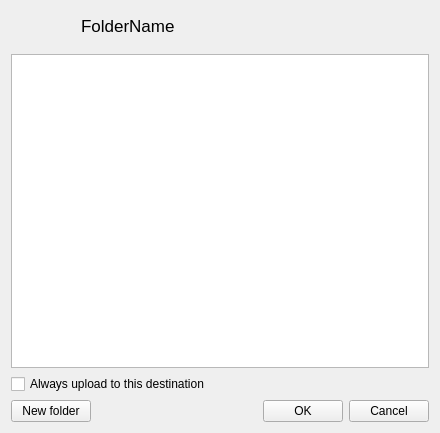
Before: the Qt Designer form src/MEGASync/gui/node_selector/gui/win/NodeSelectorTreeViewWidget.ui in meganz/MEGAsync, drawn with Qt 5.
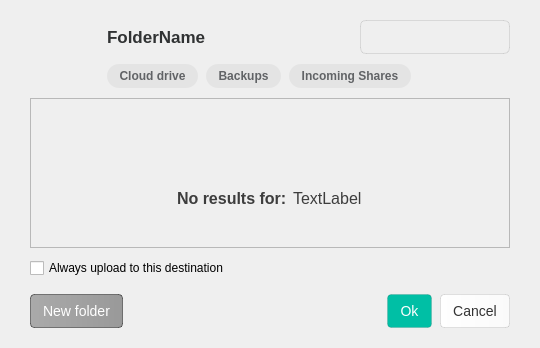
After: the same form once the commit is applied. The open tabs and pages were chosen to show the change. Icons and pictures are not drawn. Custom widgets are drawn as their Qt base class.

Commit message: SNC-2928 and SNC-3195. Add search feature to File picker dialog

```diff
--- a/src/MEGASync/gui/node_selector/gui/win/NodeSelectorTreeViewWidget.ui
+++ b/src/MEGASync/gui/node_selector/gui/win/NodeSelectorTreeViewWidget.ui
@@ -6,58 +6,75 @@
    <rect>
     <x>0</x>
     <y>0</y>
-    <width>440</width>
-    <height>433</height>
+    <width>540</width>
+    <height>348</height>
    </rect>
   </property>
   <property name="windowTitle">
    <string notr="true"/>
   </property>
-  <layout class="QVBoxLayout" name="verticalLayout">
+  <property name="styleSheet">
+   <string notr="true">QToolButton
+{
+border:none;
+}</string>
+  </property>
+  <layout class="QVBoxLayout" name="NodeSelectorWidgetLayout">
+   <property name="spacing">
+    <number>10</number>
+   </property>
+   <property name="leftMargin">
+    <number>30</number>
+   </property>
+   <property name="topMargin">
+    <number>20</number>
+   </property>
+   <property name="rightMargin">
+    <number>30</number>
+   </property>
+   <property name="bottomMargin">
+    <number>20</number>
+   </property>
    <item>
-    <layout class="QHBoxLayout" name="horizontalLayout_3">
-     <property name="spacing">
-      <number>0</number>
-     </property>
+    <layout class="QGridLayout" name="gridLayout">
      <property name="topMargin">
-      <number>5</number>
+      <number>0</number>
      </property>
      <property name="bottomMargin">
-      <number>12</number>
+      <number>0</number>
      </property>
-     <item alignment="Qt::AlignVCenter">
-      <widget class="QPushButton" name="bBack">
-       <property name="maximumSize">
+     <property name="horizontalSpacing">
+      <number>2</number>
+     </property>
+     <property name="verticalSpacing">
+      <number>10</number>
+     </property>
+     <item row="0" column="10">
+      <widget class="SearchLineEdit" name="leSearch">
+       <property name="minimumSize">
         <size>
-         <width>30</width>
-         <height>16777215</height>
+         <width>150</width>
+         <height>34</height>
         </size>
        </property>
        <property name="styleSheet">
-        <string notr="true">QPushButton {
-    border: none;
-    background-color: transparent;
-    padding: 0px;
-}
-</string>
+        <string notr="true">QFrame{
+border-radius:6px;
+border-width:1px 1px 1px 1px;
+border-style:solid;
+border-color:rgba(0,0,0,0.1);
+min-height:32px;
+}</string>
        </property>
-       <property name="text">
-        <string/>
+       <property name="frameShape">
+        <enum>QFrame::StyledPanel</enum>
        </property>
-       <property name="icon">
-        <iconset resource="../../../Resources_win.qrc">
-         <normaloff>:/images/node_selector/arrow-left-ico.png</normaloff>
-         <disabledoff>:/images/node_selector/arrow-left-disabled-ico.png</disabledoff>:/images/node_selector/arrow-left-ico.png</iconset>
-       </property>
-       <property name="iconSize">
-        <size>
-         <width>16</width>
-         <height>16</height>
-        </size>
+       <property name="frameShadow">
+        <enum>QFrame::Plain</enum>
        </property>
       </widget>
      </item>
-     <item alignment="Qt::AlignVCenter">
+     <item row="0" column="1">
       <widget class="QPushButton" name="bForward">
        <property name="maximumSize">
         <size>
@@ -82,13 +99,13 @@
        </property>
        <property name="iconSize">
         <size>
-         <width>16</width>
-         <height>16</height>
+         <width>24</width>
+         <height>24</height>
         </size>
        </property>
       </widget>
      </item>
-     <item>
+     <item row="0" column="2">
       <spacer name="horizontalSpacer_5">
        <property name="orientation">
         <enum>Qt::Horizontal</enum>
@@ -98,18 +115,139 @@
        </property>
        <property name="sizeHint" stdset="0">
         <size>
-         <width>10</width>
+         <width>13</width>
          <height>20</height>
         </size>
        </property>
       </spacer>
      </item>
-     <item alignment="Qt::AlignHCenter|Qt::AlignVCenter">
+     <item row="0" column="4">
+      <widget class="QLabel" name="searchingText">
+       <property name="styleSheet">
+        <string notr="true">*{
+font-size:17px;
+color:#3D3D3D;
+}</string>
+       </property>
+       <property name="text">
+        <string notr="true"/>
+       </property>
+      </widget>
+     </item>
+     <item row="0" column="5">
+      <spacer name="syncSpacer">
+       <property name="orientation">
+        <enum>Qt::Horizontal</enum>
+       </property>
+       <property name="sizeType">
+        <enum>QSizePolicy::Fixed</enum>
+       </property>
+       <property name="sizeHint" stdset="0">
+        <size>
+         <width>13</width>
+         <height>20</height>
+        </size>
+       </property>
+      </spacer>
+     </item>
+     <item row="0" column="6">
+      <widget class="QLabel" name="lIcon">
+       <property name="minimumSize">
+        <size>
+         <width>0</width>
+         <height>0</height>
+        </size>
+       </property>
+       <property name="maximumSize">
+        <size>
+         <width>16777215</width>
+         <height>16777215</height>
+        </size>
+       </property>
+       <property name="text">
+        <string notr="true"/>
+       </property>
+       <property name="alignment">
+        <set>Qt::AlignCenter</set>
+       </property>
+       <property name="margin">
+        <number>0</number>
+       </property>
+       <property name="indent">
+        <number>-1</number>
+       </property>
+      </widget>
+     </item>
+     <item row="0" column="0">
+      <widget class="QPushButton" name="bBack">
+       <property name="maximumSize">
+        <size>
+         <width>30</width>
+         <height>16777215</height>
+        </size>
+       </property>
+       <property name="cursor">
+        <cursorShape>PointingHandCursor</cursorShape>
+       </property>
+       <property name="styleSheet">
+        <string notr="true">QPushButton {
+    border: none;
+    background-color: transparent;
+    padding: 0px;
+}
+</string>
+       </property>
+       <property name="text">
+        <string/>
+       </property>
+       <property name="icon">
+        <iconset resource="../../../Resources_win.qrc">
+         <normaloff>:/images/node_selector/chevron-left-active.png</normaloff>
+         <disabledoff>:/images/node_selector/chevron-left.png</disabledoff>:/images/node_selector/chevron-left-active.png</iconset>
+       </property>
+       <property name="iconSize">
+        <size>
+         <width>24</width>
+         <height>24</height>
+        </size>
+       </property>
+      </widget>
+     </item>
+     <item row="0" column="9">
+      <spacer name="horizontalSpacer_4">
+       <property name="orientation">
+        <enum>Qt::Horizontal</enum>
+       </property>
+       <property name="sizeHint" stdset="0">
+        <size>
+         <width>40</width>
+         <height>20</height>
+        </size>
+       </property>
+      </spacer>
+     </item>
+     <item row="0" column="7">
+      <spacer name="avatarSpacer">
+       <property name="orientation">
+        <enum>Qt::Horizontal</enum>
+       </property>
+       <property name="sizeType">
+        <enum>QSizePolicy::Fixed</enum>
+       </property>
+       <property name="sizeHint" stdset="0">
+        <size>
+         <width>13</width>
+         <height>20</height>
+        </size>
+       </property>
+      </spacer>
+     </item>
+     <item row="0" column="3">
       <widget class="QLabel" name="lFolderName">
        <property name="font">
         <font>
          <pointsize>-1</pointsize>
-         <bold>false</bold>
+         <bold>true</bold>
          <strikeout>false</strikeout>
          <kerning>false</kerning>
         </font>
@@ -117,6 +255,8 @@
        <property name="styleSheet">
         <string notr="true">QLabel{
 font-size:17px;
+font-weight: bold;
+color:#303233;
 }</string>
        </property>
        <property name="text">
@@ -124,67 +264,7 @@
        </property>
       </widget>
      </item>
-     <item>
-      <spacer name="syncSpacer">
-       <property name="orientation">
-        <enum>Qt::Horizontal</enum>
-       </property>
-       <property name="sizeType">
-        <enum>QSizePolicy::Fixed</enum>
-       </property>
-       <property name="sizeHint" stdset="0">
-        <size>
-         <width>10</width>
-         <height>20</height>
-        </size>
-       </property>
-      </spacer>
-     </item>
-     <item>
-      <widget class="QLabel" name="lIcon">
-       <property name="minimumSize">
-        <size>
-         <width>0</width>
-         <height>0</height>
-        </size>
-       </property>
-       <property name="maximumSize">
-        <size>
-         <width>16777215</width>
-         <height>16777215</height>
-        </size>
-       </property>
-       <property name="text">
-        <string/>
-       </property>
-       <property name="alignment">
-        <set>Qt::AlignCenter</set>
-       </property>
-       <property name="margin">
-        <number>0</number>
-       </property>
-       <property name="indent">
-        <number>-1</number>
-       </property>
-      </widget>
-     </item>
-     <item>
-      <spacer name="avatarSpacer">
-       <property name="orientation">
-        <enum>Qt::Horizontal</enum>
-       </property>
-       <property name="sizeType">
-        <enum>QSizePolicy::Fixed</enum>
-       </property>
-       <property name="sizeHint" stdset="0">
-        <size>
-         <width>10</width>
-         <height>20</height>
-        </size>
-       </property>
-      </spacer>
-     </item>
-     <item>
+     <item row="0" column="8">
       <widget class="QLabel" name="lOwnerIcon">
        <property name="minimumSize">
         <size>
@@ -206,15 +286,215 @@
        </property>
       </widget>
      </item>
-     <item>
-      <spacer name="horizontalSpacer_4">
+     <item row="1" column="3" colspan="8" alignment="Qt::AlignLeft">
+      <widget class="QWidget" name="searchButtonsWidget" native="true">
+       <property name="minimumSize">
+        <size>
+         <width>0</width>
+         <height>0</height>
+        </size>
+       </property>
+       <property name="maximumSize">
+        <size>
+         <width>16777215</width>
+         <height>24</height>
+        </size>
+       </property>
+       <property name="styleSheet">
+        <string notr="true">QToolButton
+{
+  border-radius: 12px;
+  font-weight: 600;
+  height:24px;
+  padding-left:8px;
+  padding-right:8px;
+  background-color: rgba(0, 0, 0, 0.05);
+  color:#616366;
+}
+
+QToolButton:checked
+{
+  background-color: #04101E;
+  color:#FAFAFB;
+}
+
+QToolButton:hover
+{
+  background-color: rgba(0, 0, 0, 0.1);
+  color:#616366;
+}
+
+
+QToolButton:pressed
+{
+  background-color: rgba(0, 0, 0, 0.2);
+  color:#616366;
+}
+</string>
+       </property>
+       <layout class="QHBoxLayout" name="horizontalLayout_2">
+        <property name="spacing">
+         <number>8</number>
+        </property>
+        <property name="leftMargin">
+         <number>0</number>
+        </property>
+        <property name="topMargin">
+         <number>0</number>
+        </property>
+        <property name="bottomMargin">
+         <number>0</number>
+        </property>
+        <item>
+         <widget class="QToolButton" name="cloudDriveSearch">
+          <property name="cursor">
+           <cursorShape>PointingHandCursor</cursorShape>
+          </property>
+          <property name="tabletTracking">
+           <bool>false</bool>
+          </property>
+          <property name="autoFillBackground">
+           <bool>false</bool>
+          </property>
+          <property name="styleSheet">
+           <string notr="true"/>
+          </property>
+          <property name="text">
+           <string>Cloud drive</string>
+          </property>
+          <property name="icon">
+           <iconset resource="../../../Resources_win.qrc">
+            <normaloff>:/images/node_selector/search_filter/small_cloud_default.png</normaloff>:/images/node_selector/search_filter/small_cloud_default.png</iconset>
+          </property>
+          <property name="iconSize">
+           <size>
+            <width>16</width>
+            <height>16</height>
+           </size>
+          </property>
+          <property name="checkable">
+           <bool>true</bool>
+          </property>
+          <property name="autoExclusive">
+           <bool>false</bool>
+          </property>
+          <property name="toolButtonStyle">
+           <enum>Qt::ToolButtonTextBesideIcon</enum>
+          </property>
+          <property name="default_icon" stdset="0">
+           <string notr="true">qrc:/images/node_selector/search_filter/small_cloud_default.png</string>
+          </property>
+          <property name="not_change_text_color" stdset="0">
+           <bool>true</bool>
+          </property>
+          <property name="icon_spacing" stdset="0">
+           <UInt>6</UInt>
+          </property>
+          <property name="hover_selected" stdset="0">
+           <bool>true</bool>
+          </property>
+          <attribute name="buttonGroup">
+           <string notr="true">searchFilterButtonGroup</string>
+          </attribute>
+         </widget>
+        </item>
+        <item>
+         <widget class="QToolButton" name="backupsSearch">
+          <property name="cursor">
+           <cursorShape>PointingHandCursor</cursorShape>
+          </property>
+          <property name="text">
+           <string>Backups</string>
+          </property>
+          <property name="icon">
+           <iconset resource="../../../Resources_win.qrc">
+            <normaloff>:/images/node_selector/search_filter/small_database_default.png</normaloff>:/images/node_selector/search_filter/small_database_default.png</iconset>
+          </property>
+          <property name="iconSize">
+           <size>
+            <width>16</width>
+            <height>16</height>
+           </size>
+          </property>
+          <property name="checkable">
+           <bool>true</bool>
+          </property>
+          <property name="toolButtonStyle">
+           <enum>Qt::ToolButtonTextBesideIcon</enum>
+          </property>
+          <property name="default_icon" stdset="0">
+           <string notr="true">qrc:/images/node_selector/search_filter/small_database_default.png</string>
+          </property>
+          <property name="not_change_text_color" stdset="0">
+           <bool>true</bool>
+          </property>
+          <property name="icon_spacing" stdset="0">
+           <UInt>6</UInt>
+          </property>
+          <property name="hover_selected" stdset="0">
+           <bool>true</bool>
+          </property>
+          <attribute name="buttonGroup">
+           <string notr="true">searchFilterButtonGroup</string>
+          </attribute>
+         </widget>
+        </item>
+        <item>
+         <widget class="QToolButton" name="incomingSharesSearch">
+          <property name="cursor">
+           <cursorShape>PointingHandCursor</cursorShape>
+          </property>
+          <property name="text">
+           <string>Incoming Shares</string>
+          </property>
+          <property name="icon">
+           <iconset resource="../../../Resources_win.qrc">
+            <normaloff>:/images/node_selector/search_filter/small_folder_default.png</normaloff>:/images/node_selector/search_filter/small_folder_default.png</iconset>
+          </property>
+          <property name="iconSize">
+           <size>
+            <width>16</width>
+            <height>16</height>
+           </size>
+          </property>
+          <property name="checkable">
+           <bool>true</bool>
+          </property>
+          <property name="toolButtonStyle">
+           <enum>Qt::ToolButtonTextBesideIcon</enum>
+          </property>
+          <property name="default_icon" stdset="0">
+           <string notr="true">qrc:/images/node_selector/search_filter/small_folder_default.png</string>
+          </property>
+          <property name="not_change_text_color" stdset="0">
+           <bool>true</bool>
+          </property>
+          <property name="icon_spacing" stdset="0">
+           <UInt>6</UInt>
+          </property>
+          <property name="hover_selected" stdset="0">
+           <bool>true</bool>
+          </property>
+          <attribute name="buttonGroup">
+           <string notr="true">searchFilterButtonGroup</string>
+          </attribute>
+         </widget>
+        </item>
+       </layout>
+      </widget>
+     </item>
+     <item row="1" column="1">
+      <spacer name="verticalSpacer_3">
        <property name="orientation">
-        <enum>Qt::Horizontal</enum>
+        <enum>Qt::Vertical</enum>
+       </property>
+       <property name="sizeType">
+        <enum>QSizePolicy::Fixed</enum>
        </property>
        <property name="sizeHint" stdset="0">
         <size>
-         <width>40</width>
-         <height>20</height>
+         <width>0</width>
+         <height>10</height>
         </size>
        </property>
       </spacer>
@@ -222,22 +502,50 @@
     </layout>
    </item>
    <item>
-    <widget class="NodeSelectorTreeView" name="tMegaFolders">
-     <property name="font">
-      <font>
-       <pointsize>-1</pointsize>
-      </font>
+    <widget class="QStackedWidget" name="stackedWidget">
+     <property name="currentIndex">
+      <number>0</number>
      </property>
-     <property name="focusPolicy">
-      <enum>Qt::StrongFocus</enum>
-     </property>
-     <property name="styleSheet">
-      <string notr="true">QTreeView {
+     <widget class="QWidget" name="treeViewPage">
+      <layout class="QVBoxLayout" name="verticalLayout_2">
+       <property name="leftMargin">
+        <number>0</number>
+       </property>
+       <property name="topMargin">
+        <number>0</number>
+       </property>
+       <property name="rightMargin">
+        <number>0</number>
+       </property>
+       <property name="bottomMargin">
+        <number>0</number>
+       </property>
+       <item>
+        <widget class="NodeSelectorTreeView" name="tMegaFolders">
+         <property name="font">
+          <font>
+           <family>SF Pro Display</family>
+           <pointsize>-1</pointsize>
+           <bold>false</bold>
+          </font>
+         </property>
+         <property name="focusPolicy">
+          <enum>Qt::StrongFocus</enum>
+         </property>
+         <property name="styleSheet">
+          <string notr="true">QTreeView {
     show-decoration-selected: 1;
 	selection-background-color: #3393df;
-	 font-size: 12px;
+	 font-size: 14px;
+	font-weight:400;
  	qproperty-indentation: 18; 
 	outline:0;
+    font-family:SF Pro Display;
+}
+
+QTreeView::item:disabled
+{
+	background-color:transparent;
 }
 
 QTreeView::item:disabled
@@ -263,6 +571,10 @@
     background-color: #3393df;
 }
 
+QTreeView::branch {
+padding-top:2px;
+}
+
 QTreeView::branch:selected:closed:has-children:adjoins-item {
     border-image: none;
 	image:url(://images/node_selector/Icon-Small-Arrow-Left-hover.png) ;
@@ -287,8 +599,10 @@
 {
 background: #FFFFFF;
 font-size: 12px;
-color:#576879;
+font-weight:400;
+color:#303233;
 padding-top: 2px;
+font-family:SF Pro Display;
 }
 
 QHeaderView::section {
@@ -297,13 +611,13 @@
 border-top:0 px;
 border-bottom:0px;					 					 				 					 	
 border-right:0px;
-padding-left:3px;
+padding-left:8px;
+padding-top:3px;
 }
 
 
 QHeaderView::section::first
 {
-padding-left: 0px;
 border-left:0px;		
 }
 
@@ -323,73 +637,252 @@
 padding-right:10px;
 } 
 
+QScrollBar:vertical
+{
+    background: #f6f6f6;
+    width: 15px;
+    border-left: 1px solid #E4E4E4;
+}
+
+QScrollBar::sub-line:vertical, QScrollBar::add-line:vertical
+{
+    border: none;
+    background: none;
+    width:0px;
+    height:0px;
+}
+
+QScrollBar::handle:vertical
+{
+    background: #c0c0c0;
+    min-height: 20px;
+    border-radius: 4px;
+    margin: 3px 4px 3px 2px;
+}
+
 
 
 
 </string>
-     </property>
-     <property name="frameShape">
-      <enum>QFrame::StyledPanel</enum>
-     </property>
-     <property name="frameShadow">
-      <enum>QFrame::Plain</enum>
-     </property>
-     <property name="alternatingRowColors">
-      <bool>false</bool>
-     </property>
-     <property name="selectionMode">
-      <enum>QAbstractItemView::SingleSelection</enum>
-     </property>
-     <property name="iconSize">
-      <size>
-       <width>22</width>
-       <height>22</height>
-      </size>
-     </property>
-     <property name="autoExpandDelay">
-      <number>-1</number>
-     </property>
-     <property name="indentation">
-      <number>18</number>
-     </property>
-     <property name="animated">
-      <bool>true</bool>
-     </property>
-     <property name="allColumnsShowFocus">
-      <bool>false</bool>
-     </property>
-     <property name="expandsOnDoubleClick">
-      <bool>false</bool>
-     </property>
-     <attribute name="headerMinimumSectionSize">
-      <number>35</number>
-     </attribute>
-     <attribute name="headerDefaultSectionSize">
-      <number>35</number>
-     </attribute>
+         </property>
+         <property name="frameShape">
+          <enum>QFrame::StyledPanel</enum>
+         </property>
+         <property name="frameShadow">
+          <enum>QFrame::Plain</enum>
+         </property>
+         <property name="alternatingRowColors">
+          <bool>true</bool>
+         </property>
+         <property name="selectionMode">
+          <enum>QAbstractItemView::SingleSelection</enum>
+         </property>
+         <property name="iconSize">
+          <size>
+           <width>22</width>
+           <height>22</height>
+          </size>
+         </property>
+         <property name="autoExpandDelay">
+          <number>-1</number>
+         </property>
+         <property name="indentation">
+          <number>18</number>
+         </property>
+         <property name="animated">
+          <bool>true</bool>
+         </property>
+         <property name="allColumnsShowFocus">
+          <bool>false</bool>
+         </property>
+         <property name="expandsOnDoubleClick">
+          <bool>false</bool>
+         </property>
+         <attribute name="headerMinimumSectionSize">
+          <number>35</number>
+         </attribute>
+         <attribute name="headerDefaultSectionSize">
+          <number>35</number>
+         </attribute>
+        </widget>
+       </item>
+      </layout>
+     </widget>
+     <widget class="QWidget" name="emptyPage">
+      <layout class="QVBoxLayout" name="verticalLayout_3">
+       <property name="leftMargin">
+        <number>0</number>
+       </property>
+       <property name="topMargin">
+        <number>0</number>
+       </property>
+       <property name="rightMargin">
+        <number>0</number>
+       </property>
+       <property name="bottomMargin">
+        <number>0</number>
+       </property>
+       <item>
+        <widget class="QFrame" name="frame">
+         <property name="frameShape">
+          <enum>QFrame::StyledPanel</enum>
+         </property>
+         <property name="frameShadow">
+          <enum>QFrame::Plain</enum>
+         </property>
+         <layout class="QVBoxLayout" name="verticalLayout">
+          <property name="spacing">
+           <number>0</number>
+          </property>
+          <item>
+           <spacer name="verticalSpacer">
+            <property name="orientation">
+             <enum>Qt::Vertical</enum>
+            </property>
+            <property name="sizeHint" stdset="0">
+             <size>
+              <width>20</width>
+              <height>40</height>
+             </size>
+            </property>
+           </spacer>
+          </item>
+          <item alignment="Qt::AlignHCenter|Qt::AlignVCenter">
+           <widget class="QToolButton" name="emptyIcon">
+            <property name="text">
+             <string notr="true"/>
+            </property>
+            <property name="icon">
+             <iconset resource="../../../Resources_win.qrc">
+              <normaloff>:/images/node_selector/view/cloud.png</normaloff>:/images/node_selector/view/cloud.png</iconset>
+            </property>
+            <property name="iconSize">
+             <size>
+              <width>48</width>
+              <height>48</height>
+             </size>
+            </property>
+           </widget>
+          </item>
+          <item alignment="Qt::AlignHCenter">
+           <widget class="QWidget" name="searchEmptyInfoWidget" native="true">
+            <property name="minimumSize">
+             <size>
+              <width>0</width>
+              <height>0</height>
+             </size>
+            </property>
+            <property name="styleSheet">
+             <string notr="true">*{
+color:#3D3D3D;
+font-size:16px;
+font-weight: 700;
+}</string>
+            </property>
+            <layout class="QHBoxLayout" name="horizontalLayout_4">
+             <item alignment="Qt::AlignRight">
+              <widget class="QLabel" name="textLabel">
+               <property name="styleSheet">
+                <string notr="true"/>
+               </property>
+               <property name="text">
+                <string>No results for:</string>
+               </property>
+              </widget>
+             </item>
+             <item alignment="Qt::AlignLeft">
+              <widget class="QLabel" name="searchNotFoundText">
+               <property name="styleSheet">
+                <string notr="true">*{
+font-weight: 400;
+}</string>
+               </property>
+               <property name="text">
+                <string notr="true">TextLabel</string>
+               </property>
+              </widget>
+             </item>
+            </layout>
+           </widget>
+          </item>
+          <item>
+           <spacer name="verticalSpacer_2">
+            <property name="orientation">
+             <enum>Qt::Vertical</enum>
+            </property>
+            <property name="sizeHint" stdset="0">
+             <size>
+              <width>20</width>
+              <height>40</height>
+             </size>
+            </property>
+           </spacer>
+          </item>
+         </layout>
+        </widget>
+       </item>
+      </layout>
+     </widget>
     </widget>
    </item>
    <item>
-    <widget class="QCheckBox" name="cbAlwaysUploadToLocation">
-     <property name="text">
-      <string>Always upload to this destination</string>
+    <layout class="QHBoxLayout" name="horizontalLayout_3">
+     <property name="topMargin">
+      <number>0</number>
      </property>
-    </widget>
+     <item>
+      <widget class="QCheckBox" name="cbAlwaysUploadToLocation">
+       <property name="text">
+        <string>Always upload to this destination</string>
+       </property>
+      </widget>
+     </item>
+     <item>
+      <spacer name="verticalSpacer_4">
+       <property name="orientation">
+        <enum>Qt::Vertical</enum>
+       </property>
+       <property name="sizeType">
+        <enum>QSizePolicy::Fixed</enum>
+       </property>
+       <property name="sizeHint" stdset="0">
+        <size>
+         <width>20</width>
+         <height>4</height>
+        </size>
+       </property>
+      </spacer>
+     </item>
+    </layout>
    </item>
    <item>
     <widget class="QWidget" name="bLayout" native="true">
      <property name="maximumSize">
       <size>
        <width>16777215</width>
-       <height>26</height>
+       <height>45</height>
       </size>
      </property>
+     <property name="styleSheet">
+      <string notr="true">QPushButton
+{
+min-height:32px;
+padding-left:12px;
+padding-right:12px;
+font-size:14px;
+font-weight: 400;
+border-radius:4px;
+}</string>
+     </property>
      <layout class="QHBoxLayout" name="horizontalLayout">
+      <property name="spacing">
+       <number>8</number>
+      </property>
       <property name="leftMargin">
        <number>0</number>
       </property>
       <property name="topMargin">
-       <number>0</number>
+       <number>6</number>
       </property>
       <property name="rightMargin">
        <number>0</number>
@@ -399,9 +892,42 @@
       </property>
       <item>
        <widget class="QPushButton" name="bNewFolder">
+        <property name="cursor">
+         <cursorShape>PointingHandCursor</cursorShape>
+        </property>
+        <property name="styleSheet">
+         <string notr="true">
+QPushButton
+{
+background-color:qlineargradient( x1:0 y1:0, x2:1 y2:0, stop:0 #AAAAAA, stop:1 #999999);
+color:#FFFFFF;
+border: 1px solid rgba(0, 0, 0, 0.44);
+}
+
+QPushButton:disabled
+{
+background-color: qlineargradient( x1:0 y1:0, x2:1 y2:0, stop:0 rgba(170, 170, 170, 0.3), stop:1 rgba(153, 153, 153, 0.3));
+border: 1px solid rgba(0, 0, 0, 0.15);
+}
+
+QPushButton::hover
+{
+background-color:qlineargradient( x1:0 y1:0, x2:1 y2:0, stop:0 #8D8D8D, stop:1 #7A7A7A);
+}</string>
+        </property>
         <property name="text">
          <string>New folder</string>
         </property>
+        <property name="icon">
+         <iconset resource="../../../Resources_win.qrc">
+          <normaloff>:/images/node_selector/plus.png</normaloff>:/images/node_selector/plus.png</iconset>
+        </property>
+        <property name="iconSize">
+         <size>
+          <width>16</width>
+          <height>16</height>
+         </size>
+        </property>
        </widget>
       </item>
       <item>
@@ -419,13 +945,58 @@
       </item>
       <item>
        <widget class="QPushButton" name="bOk">
+        <property name="cursor">
+         <cursorShape>PointingHandCursor</cursorShape>
+        </property>
+        <property name="styleSheet">
+         <string notr="true">QPushButton
+{
+background:#00BFA5;
+border: 1px solid rgba(0, 0, 0, 0.1);
+color:#FFFFFF;
+}
+
+QPushButton:disabled
+{
+background: rgba(0, 191, 165, 0.3);
+color:#FFFFFF;
+}
+
+QPushButton:hover
+{
+background: #00A787;
+color:#FFFFFF;
+}</string>
+        </property>
         <property name="text">
-         <string>OK</string>
+         <string>Ok</string>
         </property>
        </widget>
       </item>
       <item>
        <widget class="QPushButton" name="bCancel">
+        <property name="cursor">
+         <cursorShape>PointingHandCursor</cursorShape>
+        </property>
+        <property name="styleSheet">
+         <string notr="true">QPushButton
+{
+background-color:qlineargradient( x1:0 y1:0, x2:1 y2:0, stop:0 #FFFFFF, stop:1 #FAFAFA);
+color:#333333;
+border: 1px solid rgba(0, 0, 0, 0.1);
+}
+
+QPushButton:disabled
+{
+color: rgba(51, 51, 51, 0.3);
+}
+
+QPushButton:hover
+{
+background-color:qlineargradient( x1:0 y1:0, x2:1 y2:0, stop:0 #FAFAFA, stop:1 #F2F2F2);
+color:#333333;
+}</string>
+        </property>
         <property name="text">
          <string>Cancel</string>
         </property>
@@ -440,7 +1011,13 @@
   <customwidget>
    <class>NodeSelectorTreeView</class>
    <extends>QTreeView</extends>
-   <header>NodeSelectorTreeView.h</header>
+   <header>gui/node_selector/gui/NodeSelectorTreeView.h</header>
+  </customwidget>
+  <customwidget>
+   <class>SearchLineEdit</class>
+   <extends>QFrame</extends>
+   <header>gui/node_selector/gui/SearchLineEdit.h</header>
+   <container>1</container>
   </customwidget>
  </customwidgets>
  <resources>
```
Left out of the diff: 14 changed lines with no effect on the pictures. The commit also changes 168 other files.
